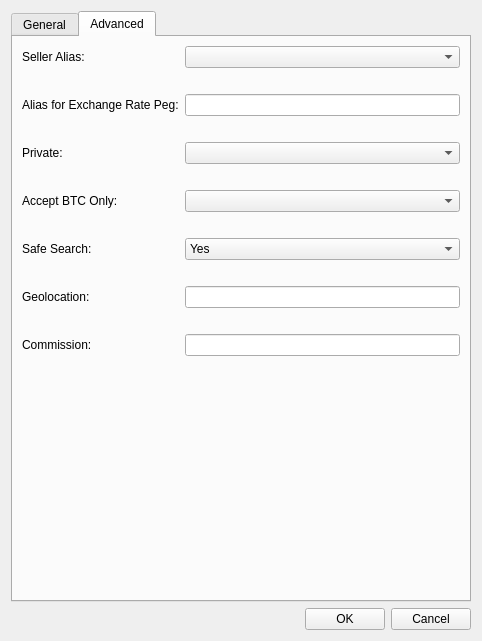
sschepis/syscoin2, file src/qt/forms/editofferdialog.ui: the form before one commit.
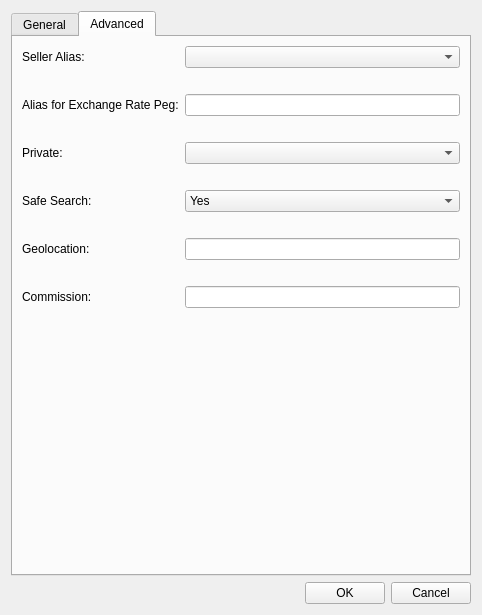
The form after the commit. The open tabs and pages were chosen to show the change.

```diff
--- a/src/qt/forms/editofferdialog.ui
+++ b/src/qt/forms/editofferdialog.ui
@@ -7,7 +7,7 @@
     <x>0</x>
     <y>0</y>
     <width>482</width>
-    <height>641</height>
+    <height>615</height>
    </rect>
   </property>
   <property name="windowTitle">
@@ -219,33 +219,13 @@
         </widget>
        </item>
        <item row="8" column="0">
-        <widget class="QLabel" name="label_11">
-         <property name="text">
-          <string>Accept BTC Only:</string>
-         </property>
-        </widget>
-       </item>
-       <item row="8" column="1">
-        <widget class="QComboBox" name="acceptBTCOnlyEdit"/>
-       </item>
-       <item row="9" column="1">
-        <widget class="QLabel" name="btcOnlyDisclaimer">
-         <property name="text">
-          <string/>
-         </property>
-         <property name="wordWrap">
-          <bool>true</bool>
-         </property>
-        </widget>
-       </item>
-       <item row="10" column="0">
         <widget class="QLabel" name="label">
          <property name="text">
           <string>Safe Search:</string>
          </property>
         </widget>
        </item>
-       <item row="10" column="1">
+       <item row="8" column="1">
         <widget class="QComboBox" name="safeSearchEdit">
          <item>
           <property name="text">
@@ -259,7 +239,7 @@
          </item>
         </widget>
        </item>
-       <item row="11" column="1">
+       <item row="9" column="1">
         <widget class="QLabel" name="safeSearchDisclaimer">
          <property name="text">
           <string/>
@@ -269,50 +249,37 @@
          </property>
         </widget>
        </item>
-       <item row="12" column="0">
+       <item row="10" column="0">
         <widget class="QLabel" name="label_2">
          <property name="text">
           <string>Geolocation:</string>
          </property>
         </widget>
        </item>
-       <item row="12" column="1">
+       <item row="10" column="1">
         <widget class="QLineEdit" name="geoLocationEdit"/>
        </item>
-       <item row="16" column="1">
-        <spacer name="verticalSpacer_2">
-         <property name="orientation">
-          <enum>Qt::Vertical</enum>
+       <item row="11" column="1">
+        <widget class="QLabel" name="geolocationDisclaimer">
+         <property name="text">
+          <string/>
          </property>
-         <property name="sizeHint" stdset="0">
-          <size>
-           <width>20</width>
-           <height>40</height>
-          </size>
+         <property name="wordWrap">
+          <bool>true</bool>
          </property>
-        </spacer>
+        </widget>
        </item>
-       <item row="14" column="1">
-        <widget class="QLineEdit" name="commissionEdit"/>
-       </item>
-       <item row="14" column="0">
+       <item row="12" column="0">
         <widget class="QLabel" name="commissionLabel">
          <property name="text">
           <string>Commission:</string>
          </property>
         </widget>
        </item>
+       <item row="12" column="1">
+        <widget class="QLineEdit" name="commissionEdit"/>
+       </item>
        <item row="13" column="1">
-        <widget class="QLabel" name="geolocationDisclaimer">
-         <property name="text">
-          <string/>
-         </property>
-         <property name="wordWrap">
-          <bool>true</bool>
-         </property>
-        </widget>
-       </item>
-       <item row="15" column="1">
         <widget class="QLabel" name="commissionDisclaimer">
          <property name="text">
           <string/>
@@ -322,6 +289,19 @@
          </property>
         </widget>
        </item>
+       <item row="14" column="1">
+        <spacer name="verticalSpacer_2">
+         <property name="orientation">
+          <enum>Qt::Vertical</enum>
+         </property>
+         <property name="sizeHint" stdset="0">
+          <size>
+           <width>20</width>
+           <height>40</height>
+          </size>
+         </property>
+        </spacer>
+       </item>
       </layout>
      </widget>
     </widget>
```
Left out of the diff: 38 changed lines with no effect on the pictures.
